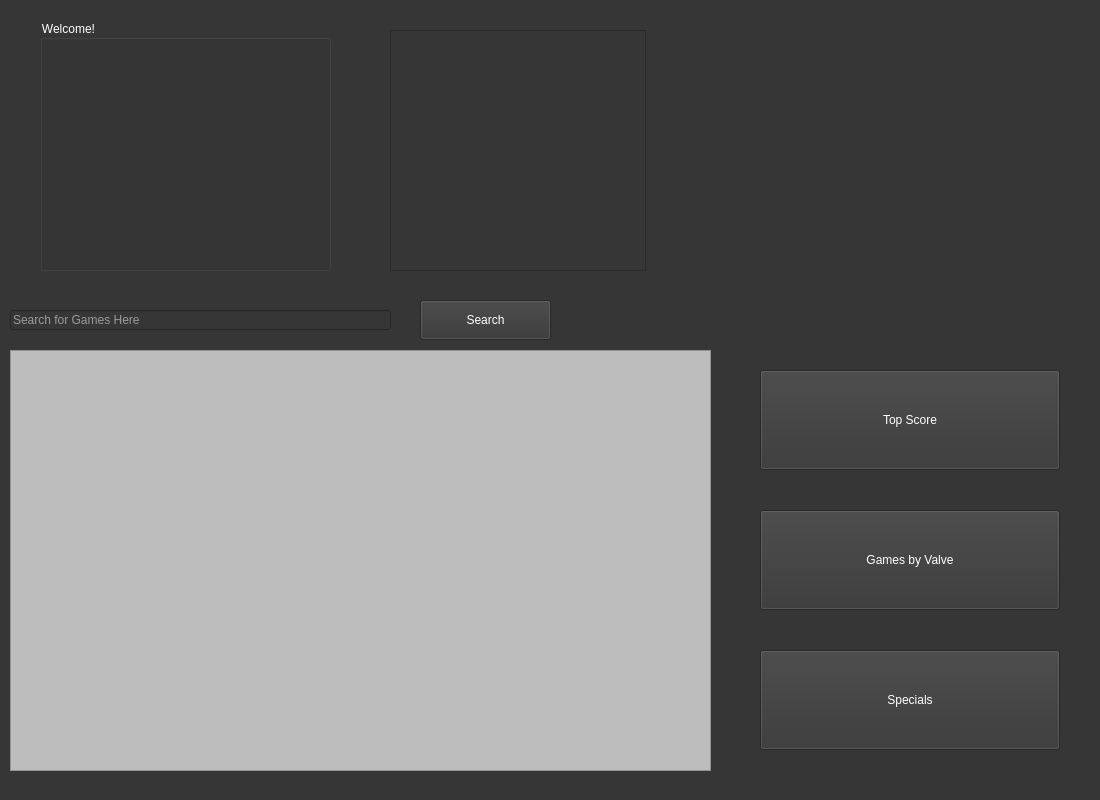
Qt form UI files/mainWindow.ui (DataChefBoyardee/Database-Design-FP) before a commit.
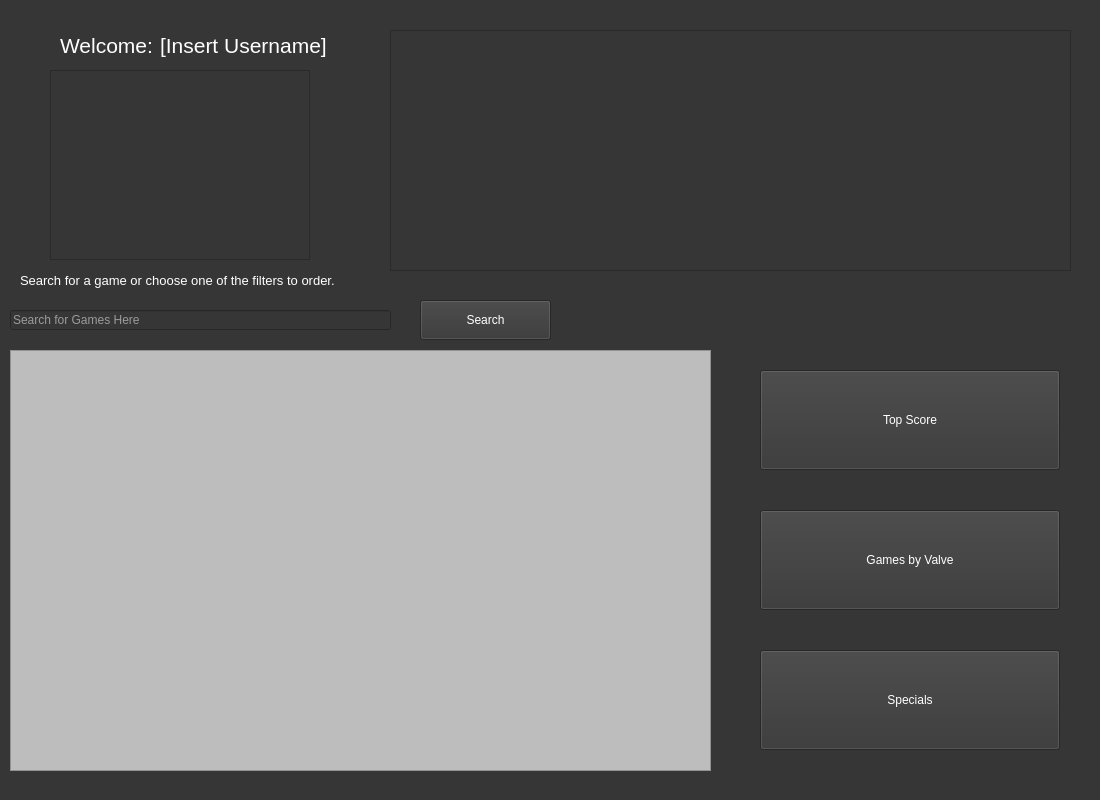
The same form after that commit.

The edit to the form file:
```diff
--- a/UI files/mainWindow.ui
+++ b/UI files/mainWindow.ui
@@ -112,28 +112,12 @@
      <string>Games by Valve</string>
     </property>
    </widget>
-   <widget class="QGroupBox" name="groupBox">
-    <property name="geometry">
-     <rect>
-      <x>40</x>
-      <y>20</y>
-      <width>291</width>
-      <height>251</height>
-     </rect>
-    </property>
-    <property name="styleSheet">
-     <string notr="true">color: rgb(255, 255, 255)</string>
-    </property>
-    <property name="title">
-     <string>Welcome!</string>
-    </property>
-   </widget>
    <widget class="QListView" name="listGamesOwned">
     <property name="geometry">
      <rect>
       <x>390</x>
       <y>30</y>
-      <width>256</width>
+      <width>681</width>
       <height>241</height>
      </rect>
     </property>
@@ -154,6 +138,79 @@
      <string>Search</string>
     </property>
    </widget>
+   <widget class="QLabel" name="welcomeLabel">
+    <property name="geometry">
+     <rect>
+      <x>60</x>
+      <y>30</y>
+      <width>111</width>
+      <height>31</height>
+     </rect>
+    </property>
+    <property name="font">
+     <font>
+      <pointsize>16</pointsize>
+     </font>
+    </property>
+    <property name="styleSheet">
+     <string notr="true">color: rgb(255, 255, 255)</string>
+    </property>
+    <property name="text">
+     <string>Welcome:</string>
+    </property>
+   </widget>
+   <widget class="QLabel" name="userLabel">
+    <property name="geometry">
+     <rect>
+      <x>160</x>
+      <y>30</y>
+      <width>181</width>
+      <height>31</height>
+     </rect>
+    </property>
+    <property name="font">
+     <font>
+      <pointsize>16</pointsize>
+     </font>
+    </property>
+    <property name="styleSheet">
+     <string notr="true">color: rgb(255, 255, 255)</string>
+    </property>
+    <property name="text">
+     <string>[Insert Username]</string>
+    </property>
+   </widget>
+   <widget class="QLabel" name="label">
+    <property name="geometry">
+     <rect>
+      <x>20</x>
+      <y>270</y>
+      <width>341</width>
+      <height>21</height>
+     </rect>
+    </property>
+    <property name="font">
+     <font>
+      <pointsize>10</pointsize>
+     </font>
+    </property>
+    <property name="styleSheet">
+     <string notr="true">color: rgb(255, 255, 255)</string>
+    </property>
+    <property name="text">
+     <string>Search for a game or choose one of the filters to order.</string>
+    </property>
+   </widget>
+   <widget class="QGraphicsView" name="profilePic">
+    <property name="geometry">
+     <rect>
+      <x>50</x>
+      <y>70</y>
+      <width>260</width>
+      <height>190</height>
+     </rect>
+    </property>
+   </widget>
   </widget>
   <widget class="QStatusBar" name="statusbar"/>
  </widget>
```
